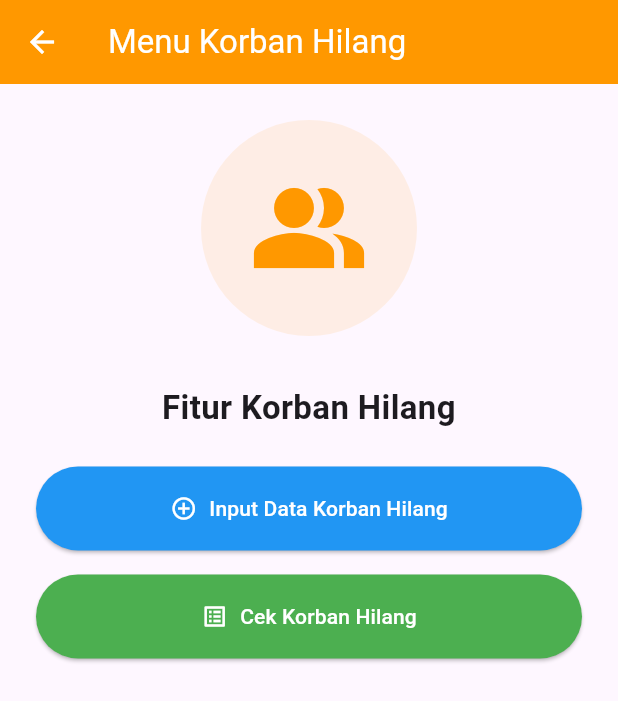
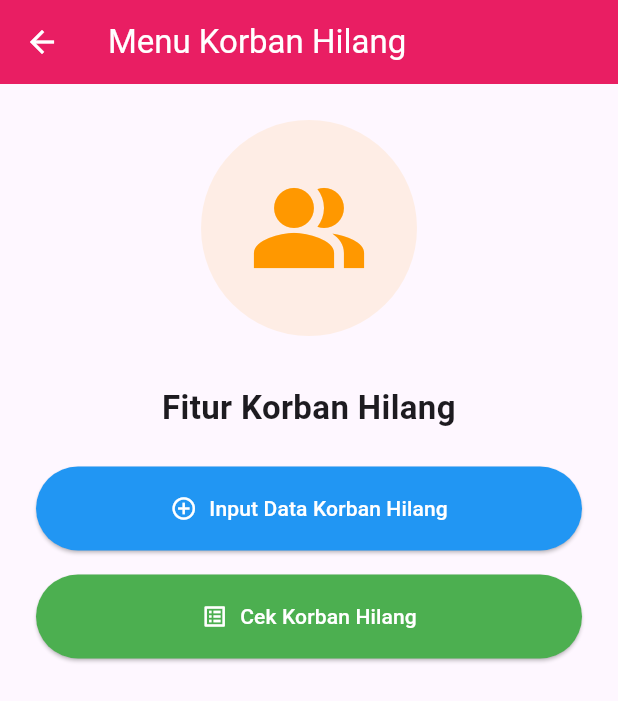
Before and after one commit to Ariel-F-S/cadavis, a Flutter app: the MenuKorbanHilangPage screen opened by its route, on a phone screen of 412 x 824 dp. Shown: the top 701 px of the screen. Run offline on Flutter 3.47's test engine with Material 3 defaults, Android fonts, the phone set to English and light mode, and no system bars; our stand-ins replace device_info_plus, fl_chart, geolocator, image_picker, open_file, permission_handler and 2 more; missing offline and left inert: excel; accounts and stored records are empty.

Commit message:
update all

```diff
--- a/lib/pages/dashboard_page.dart
+++ b/lib/pages/dashboard_page.dart
@@ -5,7 +5,7 @@ import 'input_page.dart';
 import 'laporan_page.dart';
 import 'backup_page.dart';
 import 'hapus_data_lama_page.dart';
-import 'daftar_korban_hilang.dart'; // ✅ Tambahan import
+import 'daftar_korban_hilang.dart';
 
 class DashboardPage extends StatefulWidget {
   final Function(bool) onThemeChanged;
@@ -234,7 +234,7 @@ class _DashboardPageState extends State<DashboardPage> {
               _buildQuickActionCard(
                 icon: Icons.delete_sweep_outlined,
                 title: 'Hapus Data Lama',
-                subtitle: 'Bersihkan data lebih dari 1 tahun',
+                subtitle: 'Bersihkan data secara permanen ',
                 color: Colors.orange,
                 onTap: () {
                   Navigator.pushNamed(context, '/hapus-data-lama');
--- a/lib/pages/menu_korban_hilang.dart
+++ b/lib/pages/menu_korban_hilang.dart
@@ -10,7 +10,7 @@ class MenuKorbanHilangPage extends StatelessWidget {
     return Scaffold(
       appBar: AppBar(
         title: const Text('Menu Korban Hilang'),
-        backgroundColor: Colors.orange,
+        backgroundColor: Color(0xFFE91E63),
         foregroundColor: Colors.white,
       ),
       body: Padding(
```
Also changed, not shown: lib/main.dart (+6 -3 lines).
